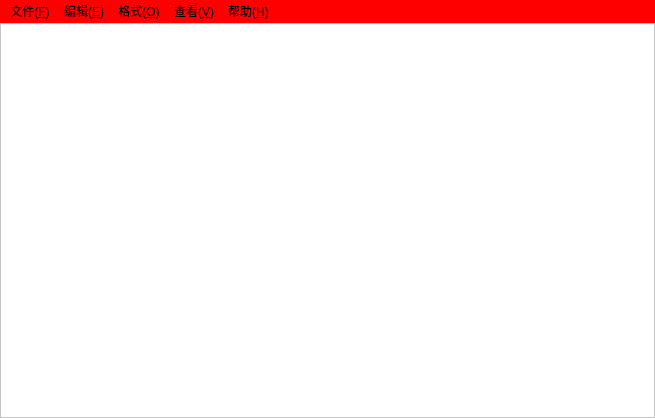
longlongint/mynotepad_QT, file mynote.ui: the form before one commit.
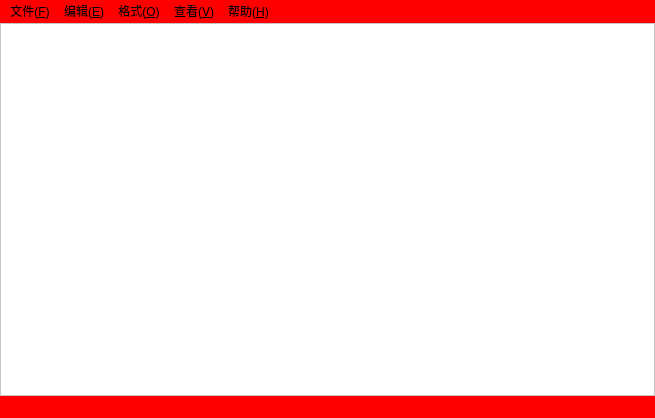
The form after the commit.

Commit message: 增加状态栏

Patch:
```diff
--- a/mynote.ui
+++ b/mynote.ui
@@ -112,6 +112,7 @@
    <addaction name="menu_4"/>
    <addaction name="menu_5"/>
   </widget>
+  <widget class="QStatusBar" name="statusBar"/>
   <action name="actionnew">
    <property name="text">
     <string>新建(&amp;N)</string>
```
